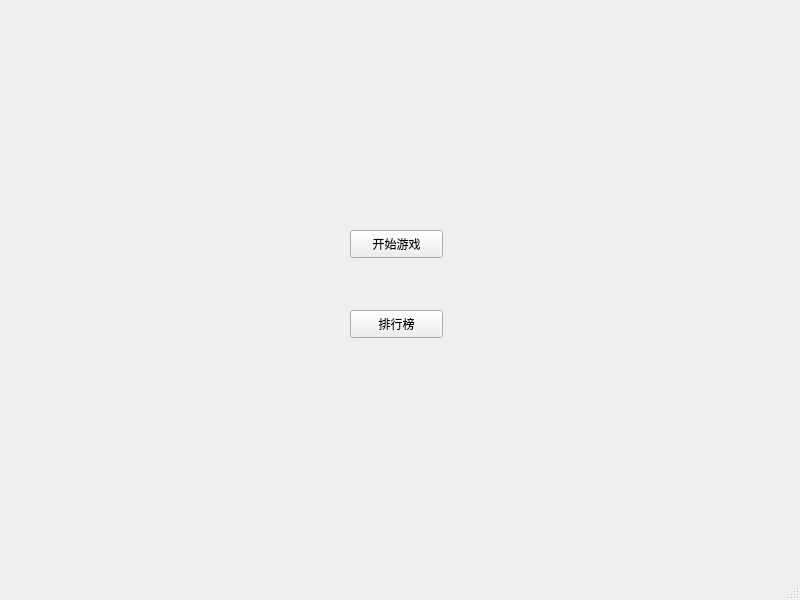
Qt form cbejeweleddlg.ui (wgananh/Formal_Brmal_Bejeweled) before a commit.
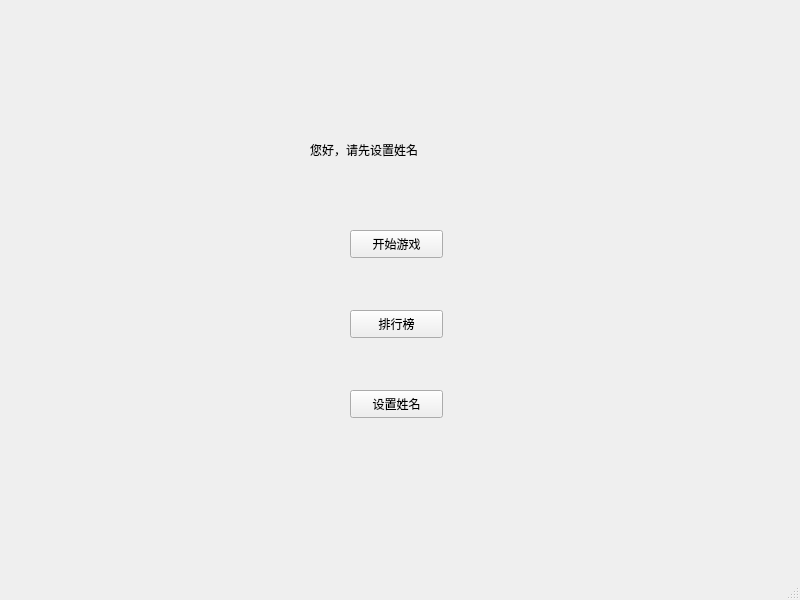
The same form after that commit.

Commit message: 于沛尧：排行榜还差一点，先push了……

```diff
--- a/cbejeweleddlg.ui
+++ b/cbejeweleddlg.ui
@@ -40,6 +40,32 @@
      <string>排行榜</string>
     </property>
    </widget>
+   <widget class="QLabel" name="label_welcome">
+    <property name="geometry">
+     <rect>
+      <x>310</x>
+      <y>140</y>
+      <width>171</width>
+      <height>20</height>
+     </rect>
+    </property>
+    <property name="text">
+     <string>您好，请先设置姓名</string>
+    </property>
+   </widget>
+   <widget class="QPushButton" name="btn_name">
+    <property name="geometry">
+     <rect>
+      <x>350</x>
+      <y>390</y>
+      <width>93</width>
+      <height>28</height>
+     </rect>
+    </property>
+    <property name="text">
+     <string>设置姓名</string>
+    </property>
+   </widget>
   </widget>
   <widget class="QMenuBar" name="menubar">
    <property name="geometry">
```
The commit also changes 15 other files.
